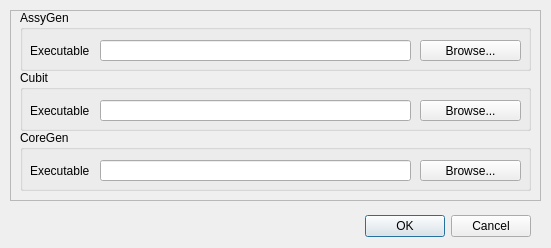
The window that Application/Preferences.ui (Sprunth/RGG) describes before a commit, drawn with Qt 5.
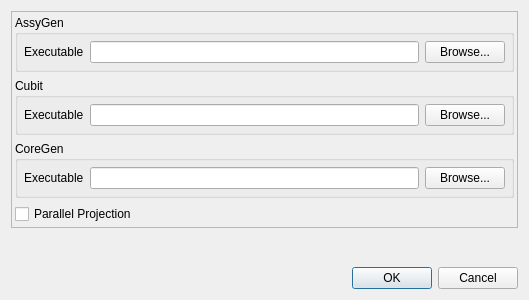
The same window after the commit.

Commit message: move the parallel projection to preferences

```diff
--- a/Application/Preferences.ui
+++ b/Application/Preferences.ui
@@ -6,201 +6,163 @@
    <rect>
     <x>0</x>
     <y>0</y>
-    <width>551</width>
-    <height>248</height>
+    <width>529</width>
+    <height>300</height>
    </rect>
   </property>
   <property name="windowTitle">
    <string>System Preferences</string>
   </property>
-  <widget class="QDialogButtonBox" name="buttonBox">
-   <property name="geometry">
-    <rect>
-     <x>190</x>
-     <y>210</y>
-     <width>341</width>
-     <height>32</height>
-    </rect>
-   </property>
-   <property name="orientation">
-    <enum>Qt::Horizontal</enum>
-   </property>
-   <property name="standardButtons">
-    <set>QDialogButtonBox::Cancel|QDialogButtonBox::Ok</set>
-   </property>
-  </widget>
+  <layout class="QVBoxLayout" name="verticalLayout_3">
+   <item>
   <widget class="QFrame" name="frame">
-   <property name="geometry">
-    <rect>
-     <x>10</x>
-     <y>10</y>
-     <width>531</width>
-     <height>191</height>
-    </rect>
-   </property>
    <property name="frameShape">
     <enum>QFrame::StyledPanel</enum>
    </property>
    <property name="frameShadow">
     <enum>QFrame::Raised</enum>
    </property>
+     <layout class="QVBoxLayout" name="verticalLayout_2">
+      <property name="margin">
+       <number>3</number>
+      </property>
+      <item>
    <widget class="QGroupBox" name="AssygneGroup">
-    <property name="geometry">
-     <rect>
-      <x>10</x>
-      <y>0</y>
-      <width>511</width>
-      <height>61</height>
-     </rect>
-    </property>
     <property name="title">
      <string>AssyGen</string>
     </property>
+        <layout class="QHBoxLayout" name="horizontalLayout_4">
+         <property name="margin">
+          <number>6</number>
+         </property>
+         <item>
     <widget class="QLabel" name="label">
-     <property name="geometry">
-      <rect>
-       <x>10</x>
-       <y>30</y>
-       <width>71</width>
-       <height>21</height>
-      </rect>
-     </property>
      <property name="text">
       <string>Executable</string>
      </property>
     </widget>
+         </item>
+         <item>
     <widget class="QLineEdit" name="assygenExecutable">
      <property name="enabled">
       <bool>true</bool>
      </property>
-     <property name="geometry">
-      <rect>
-       <x>80</x>
-       <y>30</y>
-       <width>311</width>
-       <height>21</height>
-      </rect>
-     </property>
-    </widget>
+          </widget>
+         </item>
+         <item>
     <widget class="QPushButton" name="assygenExeBrowseButton">
-     <property name="geometry">
-      <rect>
-       <x>400</x>
-       <y>30</y>
-       <width>101</width>
-       <height>21</height>
-      </rect>
-     </property>
      <property name="text">
       <string>Browse...</string>
      </property>
     </widget>
-   </widget>
+         </item>
+        </layout>
+       </widget>
+      </item>
+      <item>
    <widget class="QGroupBox" name="groupBox_2">
-    <property name="geometry">
-     <rect>
-      <x>10</x>
-      <y>60</y>
-      <width>511</width>
-      <height>61</height>
-     </rect>
-    </property>
     <property name="title">
      <string>Cubit</string>
     </property>
+        <layout class="QHBoxLayout" name="horizontalLayout_2">
+         <property name="margin">
+          <number>6</number>
+         </property>
+         <item>
     <widget class="QLabel" name="label_3">
-     <property name="geometry">
-      <rect>
-       <x>10</x>
-       <y>30</y>
-       <width>71</width>
-       <height>21</height>
-      </rect>
-     </property>
      <property name="text">
       <string>Executable</string>
      </property>
     </widget>
-    <widget class="QPushButton" name="cubitExeBrowseButton">
-     <property name="geometry">
-      <rect>
-       <x>400</x>
-       <y>30</y>
-       <width>101</width>
-       <height>21</height>
-      </rect>
-     </property>
-     <property name="text">
-      <string>Browse...</string>
-     </property>
-    </widget>
+         </item>
+         <item>
     <widget class="QLineEdit" name="cubitExecutable">
      <property name="enabled">
       <bool>true</bool>
      </property>
-     <property name="geometry">
-      <rect>
-       <x>80</x>
-       <y>30</y>
-       <width>311</width>
-       <height>21</height>
-      </rect>
-     </property>
-    </widget>
-   </widget>
+          </widget>
+         </item>
+         <item>
+          <widget class="QPushButton" name="cubitExeBrowseButton">
+           <property name="text">
+            <string>Browse...</string>
+           </property>
+          </widget>
+         </item>
+        </layout>
+       </widget>
+      </item>
+      <item>
    <widget class="QGroupBox" name="groupBox">
-    <property name="geometry">
-     <rect>
-      <x>10</x>
-      <y>120</y>
-      <width>511</width>
-      <height>61</height>
-     </rect>
-    </property>
     <property name="title">
      <string>CoreGen</string>
     </property>
+        <layout class="QHBoxLayout" name="horizontalLayout_3">
+         <property name="margin">
+          <number>6</number>
+         </property>
+         <item>
     <widget class="QLabel" name="label_5">
-     <property name="geometry">
-      <rect>
-       <x>10</x>
-       <y>30</y>
-       <width>71</width>
-       <height>21</height>
-      </rect>
-     </property>
      <property name="text">
       <string>Executable</string>
      </property>
     </widget>
+         </item>
+         <item>
     <widget class="QLineEdit" name="coregenExecutable">
      <property name="enabled">
       <bool>true</bool>
      </property>
-     <property name="geometry">
-      <rect>
-       <x>80</x>
-       <y>30</y>
-       <width>311</width>
-       <height>21</height>
-      </rect>
-     </property>
-    </widget>
+          </widget>
+         </item>
+         <item>
     <widget class="QPushButton" name="coregenExeBrowseButton">
-     <property name="geometry">
-      <rect>
-       <x>400</x>
-       <y>30</y>
-       <width>101</width>
-       <height>21</height>
-      </rect>
-     </property>
      <property name="text">
       <string>Browse...</string>
      </property>
     </widget>
-   </widget>
-  </widget>
+         </item>
+        </layout>
+       </widget>
+      </item>
+      <item>
+       <layout class="QHBoxLayout" name="horizontalLayout">
+        <item>
+         <widget class="QCheckBox" name="parallel_Projection">
+          <property name="text">
+           <string>Parallel Projection</string>
+          </property>
+         </widget>
+        </item>
+       </layout>
+      </item>
+     </layout>
+    </widget>
+   </item>
+   <item>
+    <spacer name="verticalSpacer">
+     <property name="orientation">
+      <enum>Qt::Vertical</enum>
+     </property>
+     <property name="sizeHint" stdset="0">
+      <size>
+       <width>20</width>
+       <height>40</height>
+      </size>
+     </property>
+    </spacer>
+   </item>
+   <item>
+    <widget class="QDialogButtonBox" name="buttonBox">
+     <property name="orientation">
+      <enum>Qt::Horizontal</enum>
+     </property>
+     <property name="standardButtons">
+      <set>QDialogButtonBox::Cancel|QDialogButtonBox::Ok</set>
+     </property>
+    </widget>
+   </item>
+  </layout>
  </widget>
  <resources/>
  <connections>
```
Lines whose indentation alone changed are shown as unchanged. The commit also changes 5 other files.
